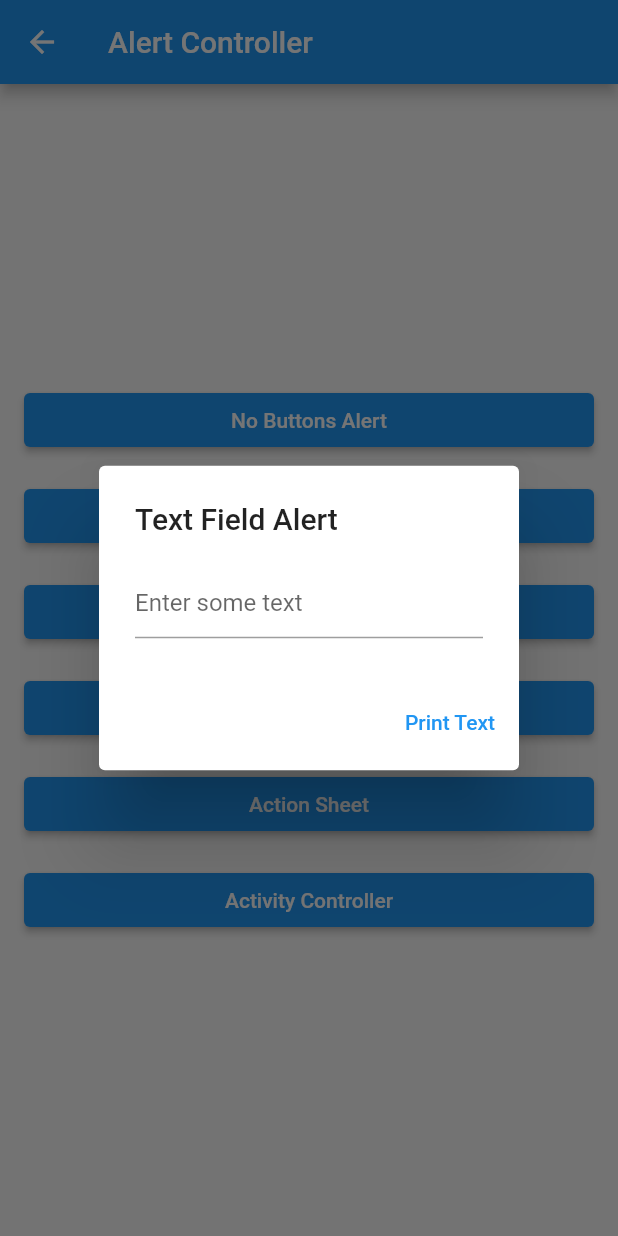
After one commit to develonursahin/neon_apps_academy, a Flutter app: the AlertControllerScreen screen opened directly, after a tap on "Text Field Alert", on a phone screen of 412 x 824 dp. The commit adds this screen. Run offline on Flutter 3.47's test engine with Material 2 defaults, Android fonts, the phone set to English and light mode, and no system bars; our stand-ins replace carousel_slider, charts_flutter, flutter_rating_bar, shared_preferences; missing offline and left inert: flutter_shake_animated; accounts and stored records are empty.

Commit message:
add: Alert Controller

```diff
--- a/4- UI Widgets/ui_widgets_app/lib/main.dart
+++ b/4- UI Widgets/ui_widgets_app/lib/main.dart
@@ -1,4 +1,5 @@
 import 'package:flutter/material.dart';
+import 'package:ui_widgets_app/views/alert_controller_view.dart';
 import 'package:ui_widgets_app/views/button_view.dart';
 import 'package:ui_widgets_app/views/container_view.dart';
 import 'package:ui_widgets_app/views/page_control_view.dart';
@@ -83,6 +84,8 @@ class ContainerGrid extends StatelessWidget {
                         return PageControlScreen();
                       case 'Segmented Control':
                         return SegmentedControlScreen();
+                      case 'Alert Controller':
+                        return AlertControllerScreen();
                       default:
                         return ContainerScreen();
                     }
--- /dev/null
+++ b/4- UI Widgets/ui_widgets_app/lib/views/alert_controller_view.dart
@@ -0,0 +1,183 @@
+import 'package:flutter/material.dart';
+
+class AlertControllerScreen extends StatelessWidget {
+  const AlertControllerScreen({Key? key});
+
+  @override
+  Widget build(BuildContext context) {
+    return Scaffold(
+      appBar: AppBar(
+        title: const Text('Alert Controller'),
+      ),
+      body: Container(
+        padding: const EdgeInsets.all(16),
+        child: Column(
+          mainAxisAlignment: MainAxisAlignment.center,
+          crossAxisAlignment: CrossAxisAlignment.stretch,
+          children: [
+            ElevatedButton(
+              onPressed: () {
+                showDialog(
+                  context: context,
+                  builder: (BuildContext context) {
+                    return AlertDialog(
+                      title: const Text('No Buttons Alert'),
+                      content: const Text('This alert has no buttons.'),
+                    );
+                  },
+                );
+              },
+              child: const Text('No Buttons Alert'),
+            ),
+            const SizedBox(height: 16),
+            ElevatedButton(
+              onPressed: () {
+                showDialog(
+                  context: context,
+                  builder: (BuildContext context) {
+                    return AlertDialog(
+                      title: const Text('One Button Alert'),
+                      content: const Text('This alert has one button.'),
+                      actions: [
+                        TextButton(
+                          onPressed: () {
+                            print('Button 1 clicked');
+                          },
+                          child: const Text('Button 1'),
+                        ),
+                      ],
+                    );
+                  },
+                );
+              },
+              child: const Text('One Button Alert'),
+            ),
+            const SizedBox(height: 16),
+            ElevatedButton(
+              onPressed: () {
+                showDialog(
+                  context: context,
+                  builder: (BuildContext context) {
+                    return AlertDialog(
+                      title: const Text('Two Buttons Alert'),
+                      content: const Text('This alert has two buttons.'),
+                      actions: [
+                        TextButton(
+                          onPressed: () {
+                            print('Button 1 clicked');
+                          },
+                          child: const Text('Button 1'),
+                        ),
+                        TextButton(
+                          onPressed: () {
+                            print('Button 2 clicked');
+                          },
+                          child: const Text('Button 2'),
+                        ),
+                      ],
+                    );
+                  },
+                );
+              },
+              child: const Text('Two Buttons Alert'),
+            ),
+            const SizedBox(height: 16),
+            ElevatedButton(
+              onPressed: () {
+                showDialog(
+                  context: context,
+                  builder: (BuildContext context) {
+                    TextEditingController textFieldController =
+                        TextEditingController();
+                    return AlertDialog(
+                      title: const Text('Text Field Alert'),
+                      content: TextField(
+                        controller: textFieldController,
+                        decoration: const InputDecoration(
+                          hintText: 'Enter some text',
+                        ),
+                      ),
+                      actions: [
+                        TextButton(
+                          onPressed: () {
+                            print('Entered text: ${textFieldController.text}');
+                          },
+                          child: const Text('Print Text'),
+                        ),
+                      ],
+                    );
+                  },
+                );
+              },
+              child: const Text('Text Field Alert'),
+            ),
+            const SizedBox(height: 16),
+            ElevatedButton(
+              onPressed: () {
+                showMenu(
+                  context: context,
+                  position: RelativeRect.fromLTRB(100, 100, 0, 0),
+                  items: [
+                    PopupMenuItem(
+                      child: const Text('Option 1'),
+                      value: 'Option 1',
+                    ),
+                    PopupMenuItem(
+                      child: const Text('Option 2'),
+                      value: 'Option 2',
+                    ),
+                    PopupMenuItem(
+                      child: const Text('Option 3'),
+                      value: 'Option 3',
+                    ),
+                  ],
+                  elevation: 8,
+                ).then((value) {
+                  if (value != null) {
+                    print('Selected option: $value');
+                  }
+                });
+              },
+              child: const Text('Action Sheet'),
+            ),
+            const SizedBox(height: 16),
+            ElevatedButton(
+              onPressed: () {
+                showModalBottomSheet(
+                  context: context,
+                  builder: (BuildContext context) {
+                    return Container(
+                      height: 200,
+                      child: Column(
+                        mainAxisAlignment: MainAxisAlignment.center,
+                        children: [
+                          const Text('Activity Controller'),
+                          const SizedBox(height: 16),
+                          ElevatedButton(
+                            onPressed: () {
+                              print('Share File selected');
+                              Navigator.pop(context);
+                            },
+                            child: const Text('Share File'),
+                          ),
+                          ElevatedButton(
+                            onPressed: () {
+                              print('Share Image selected');
+                              Navigator.pop(context);
+                            },
+                            child: const Text('Share Image'),
+                          ),
+                        ],
+                      ),
+                    );
+                  },
+                );
+              },
+              child: const Text('Activity Controller'),
+            ),
+          ],
+        ),
+      ),
+    );
+  }
+}
```
